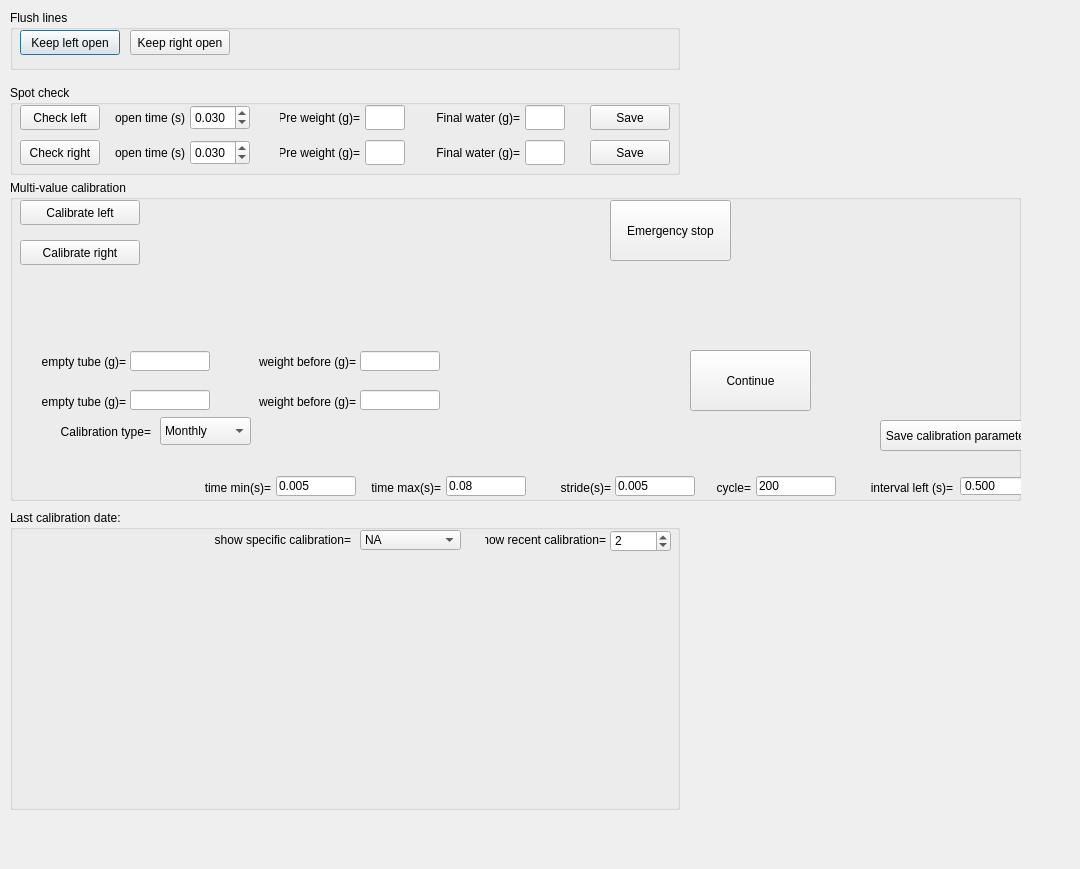
First picture: the form in src/foraging_gui/Calibration.ui, repository AllenNeuralDynamics/dynamic-foraging-task, before the edit.
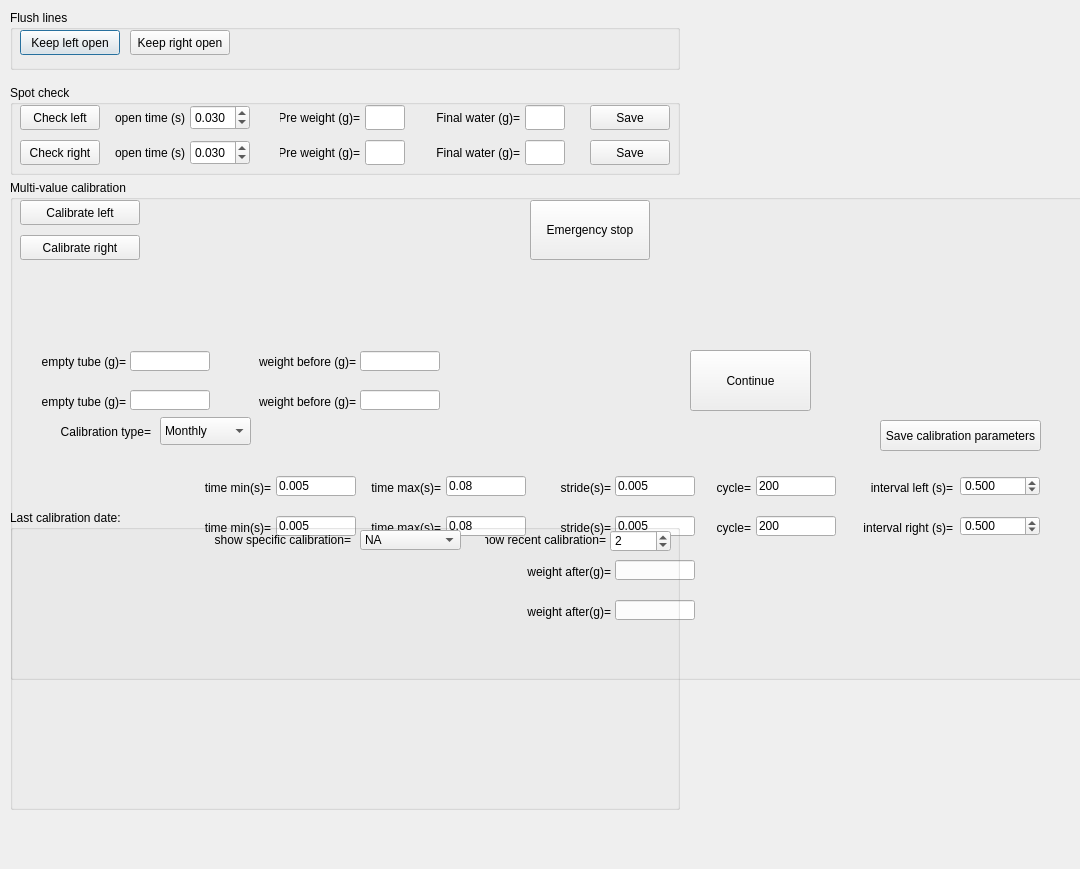
Second picture: the form after the edit.

What changed in the file:
```diff
--- a/src/foraging_gui/Calibration.ui
+++ b/src/foraging_gui/Calibration.ui
@@ -453,8 +453,8 @@
             <rect>
                 <x>10</x>
                 <y>180</y>
-                <width>1011</width>
-                <height>321</height>
+                <width>1200</width>
+                <height>500</height>
             </rect>
         </property>
         <property name="title">
@@ -463,10 +463,10 @@
         <widget class="QPushButton" name="EmergencyStop">
             <property name="geometry">
                 <rect>
-                    <x>600</x>
+                    <x>520</x>
                     <y>20</y>
-                    <width>121</width>
-                    <height>61</height>
+                    <width>120</width>
+                    <height>60</height>
                 </rect>
             </property>
             <property name="text">
@@ -496,7 +496,7 @@
             <property name="geometry">
                 <rect>
                     <x>10</x>
-                    <y>60</y>
+                    <y>55</y>
                     <width>120</width>
                     <height>25</height>
                 </rect>
```
